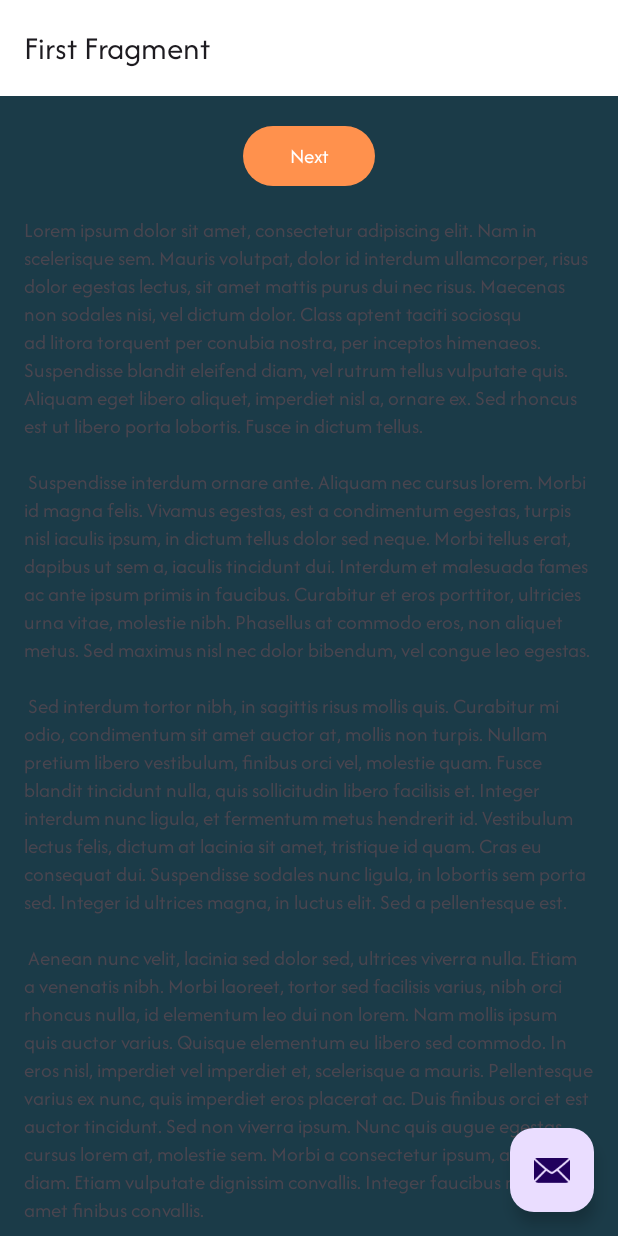
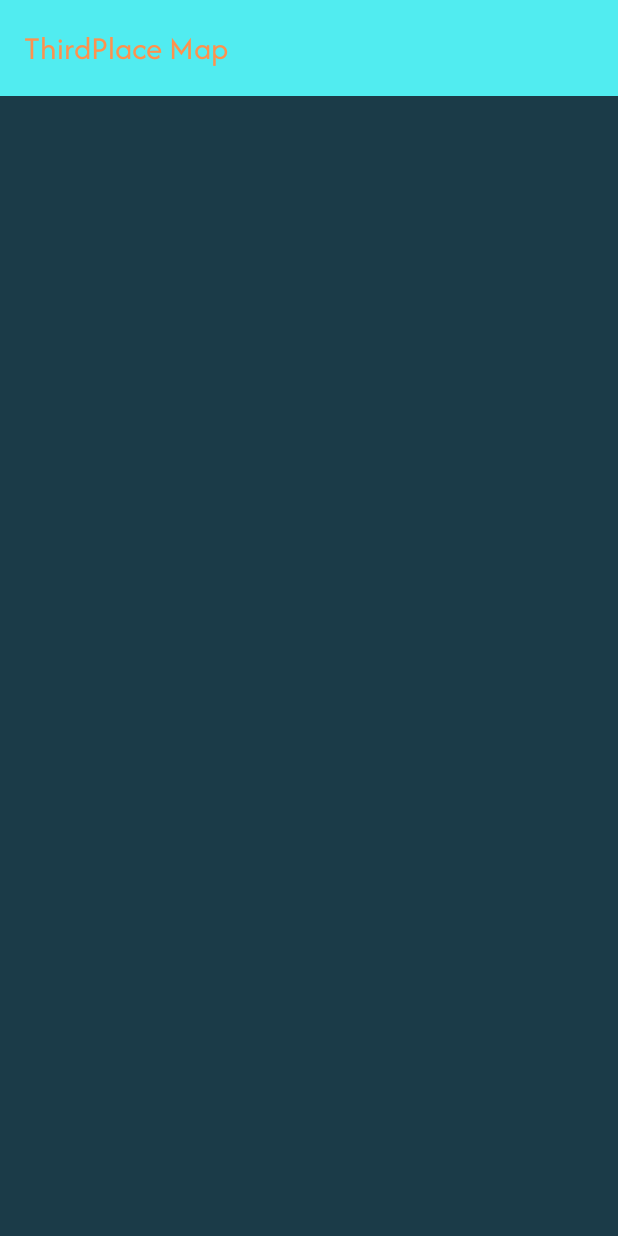
Before and after one commit to poraif/thirdplace, an Android app: the ThirdplaceMapsActivity screen opened directly, with no data from a screen before it, on a phone screen of 412 x 824 dp. Run offline under Robolectric (Android 15) with nearby library versions, the phone set to English and light mode, and no system bars.

Commit message:
code refactored to remove uneeeded map layouts

```diff
--- a/app/build.gradle.kts
+++ b/app/build.gradle.kts
@@ -51,8 +51,6 @@ dependencies {
     implementation(libs.picasso)
     implementation(libs.play.services.maps)
     implementation(libs.gson)
-    implementation(libs.androidx.navigation.fragment.ktx)
-    implementation(libs.androidx.navigation.ui.ktx)
     testImplementation(libs.junit)
     androidTestImplementation(libs.androidx.junit)
     androidTestImplementation(libs.androidx.espresso.core)
--- a/app/src/main/AndroidManifest.xml
+++ b/app/src/main/AndroidManifest.xml
@@ -20,6 +20,7 @@
         <activity
             android:name=".activities.ThirdplaceMapsActivity"
             android:exported="false"
+            android:label="@string/header_map"
             android:theme="@style/Theme.ThirdPlace" />
 
         <meta-data
--- a/app/src/main/java/ie/por/thirdplace/activities/FirstFragment.kt
+++ /dev/null
@@ -1,44 +0,0 @@
-package ie.por.thirdplace.activities
-
-import android.os.Bundle
-import androidx.fragment.app.Fragment
-import android.view.LayoutInflater
-import android.view.View
-import android.view.ViewGroup
-import androidx.navigation.fragment.findNavController
-import ie.por.thirdplace.databinding.FragmentFirstBinding
-
-/**
- * A simple [Fragment] subclass as the default destination in the navigation.
- */
-class FirstFragment : Fragment() {
-
-    private var _binding: FragmentFirstBinding? = null
-
-    // This property is only valid between onCreateView and
-    // onDestroyView.
-    private val binding get() = _binding!!
-
-    override fun onCreateView(
-        inflater: LayoutInflater, container: ViewGroup?,
-        savedInstanceState: Bundle?
-    ): View {
-
-        _binding = FragmentFirstBinding.inflate(inflater, container, false)
-        return binding.root
-
-    }
-
-    override fun onViewCreated(view: View, savedInstanceState: Bundle?) {
-        super.onViewCreated(view, savedInstanceState)
-
-        binding.buttonFirst.setOnClickListener {
-            findNavController().navigate(R.id.action_FirstFragment_to_SecondFragment)
-        }
-    }
-
-    override fun onDestroyView() {
-        super.onDestroyView()
-        _binding = null
-    }
-}
--- a/app/src/main/java/ie/por/thirdplace/activities/ThirdplaceMapsActivity.kt
+++ b/app/src/main/java/ie/por/thirdplace/activities/ThirdplaceMapsActivity.kt
@@ -1,18 +1,12 @@
 package ie.por.thirdplace.activities
 
 import android.os.Bundle
-import com.google.android.material.snackbar.Snackbar
 import androidx.appcompat.app.AppCompatActivity
-import androidx.navigation.findNavController
-import androidx.navigation.ui.AppBarConfiguration
-import androidx.navigation.ui.navigateUp
-import androidx.navigation.ui.setupActionBarWithNavController
 import ie.por.thirdplace.R
 import ie.por.thirdplace.databinding.ActivityThirdplaceMapsBinding
 
 class ThirdplaceMapsActivity : AppCompatActivity() {
 
-    private lateinit var appBarConfiguration: AppBarConfiguration
     private lateinit var binding: ActivityThirdplaceMapsBinding
 
     override fun onCreate(savedInstanceState: Bundle?) {
@@ -23,20 +17,5 @@ class ThirdplaceMapsActivity : AppCompatActivity() {
 
         setSupportActionBar(binding.toolbar)
 
-        val navController = findNavController(R.id.nav_host_fragment_content_thirdplace_maps)
-        appBarConfiguration = AppBarConfiguration(navController.graph)
-        setupActionBarWithNavController(navController, appBarConfiguration)
-
-        binding.fab.setOnClickListener { view ->
-            Snackbar.make(view, "Replace with your own action", Snackbar.LENGTH_LONG)
-                .setAction("Action", null)
-                .setAnchorView(R.id.fab).show()
-        }
-    }
-
-    override fun onSupportNavigateUp(): Boolean {
-        val navController = findNavController(R.id.nav_host_fragment_content_thirdplace_maps)
-        return navController.navigateUp(appBarConfiguration)
-                || super.onSupportNavigateUp()
     }
 }
--- a/app/src/main/res/layout/activity_thirdplace_maps.xml
+++ b/app/src/main/res/layout/activity_thirdplace_maps.xml
@@ -1,33 +1,41 @@
 <?xml version="1.0" encoding="utf-8"?>
-<androidx.coordinatorlayout.widget.CoordinatorLayout xmlns:android="http://schemas.android.com/apk/res/android"
+<androidx.constraintlayout.widget.ConstraintLayout
+    xmlns:android="http://schemas.android.com/apk/res/android"
     xmlns:app="http://schemas.android.com/apk/res-auto"
     xmlns:tools="http://schemas.android.com/tools"
+    android:id="@+id/coordinatorLayout"
     android:layout_width="match_parent"
     android:layout_height="match_parent"
-    android:fitsSystemWindows="true"
     tools:context=".activities.ThirdplaceMapsActivity">
 
     <com.google.android.material.appbar.AppBarLayout
-        android:layout_width="match_parent"
+        android:id="@+id/appBarLayout2"
+        android:layout_width="0dp"
         android:layout_height="wrap_content"
-        android:fitsSystemWindows="true">
+        android:background="@color/blue"
+        android:fitsSystemWindows="true"
+        app:elevation="0dip"
+        app:layout_constraintBottom_toTopOf="@+id/include"
+        app:layout_constraintEnd_toEndOf="parent"
+        app:layout_constraintStart_toStartOf="parent"
+        app:layout_constraintTop_toTopOf="parent"
+        app:theme="@style/ThemeOverlay.AppCompat.Dark.ActionBar">
 
-        <com.google.android.material.appbar.MaterialToolbar
+        <androidx.appcompat.widget.Toolbar
             android:id="@+id/toolbar"
             android:layout_width="match_parent"
-            android:layout_height="?attr/actionBarSize" />
-
+            android:layout_height="wrap_content"
+            app:titleTextColor="@color/orange" />
     </com.google.android.material.appbar.AppBarLayout>
 
-    <include layout="@layout/content_thirdplace_maps" />
+    <include
+        android:id="@+id/include"
+        layout="@layout/content_thirdplace_maps"
+        android:layout_width="0dp"
+        android:layout_height="0dp"
+        app:layout_constraintBottom_toBottomOf="parent"
+        app:layout_constraintEnd_toEndOf="parent"
+        app:layout_constraintStart_toStartOf="parent"
+        app:layout_constraintTop_toBottomOf="@+id/appBarLayout2" />
 
-    <com.google.android.material.floatingactionbutton.FloatingActionButton
-        android:id="@+id/fab"
-        android:layout_width="wrap_content"
-        android:layout_height="wrap_content"
-        android:layout_gravity="bottom|end"
-        android:layout_marginEnd="@dimen/fab_margin"
-        android:layout_marginBottom="16dp"
-        app:srcCompat="@android:drawable/ic_dialog_email" />
-
-</androidx.coordinatorlayout.widget.CoordinatorLayout>
+</androidx.constraintlayout.widget.ConstraintLayout>
--- a/app/src/main/res/layout/content_thirdplace_maps.xml
+++ b/app/src/main/res/layout/content_thirdplace_maps.xml
@@ -1,19 +1,10 @@
 <?xml version="1.0" encoding="utf-8"?>
-<androidx.constraintlayout.widget.ConstraintLayout xmlns:android="http://schemas.android.com/apk/res/android"
+<androidx.constraintlayout.widget.ConstraintLayout
+    xmlns:android="http://schemas.android.com/apk/res/android"
     xmlns:app="http://schemas.android.com/apk/res-auto"
     android:layout_width="match_parent"
     android:layout_height="match_parent"
     app:layout_behavior="@string/appbar_scrolling_view_behavior">
 
-    <fragment
-        android:id="@+id/nav_host_fragment_content_thirdplace_maps"
-        android:name="androidx.navigation.fragment.NavHostFragment"
-        android:layout_width="0dp"
-        android:layout_height="0dp"
-        app:defaultNavHost="true"
-        app:layout_constraintBottom_toBottomOf="parent"
-        app:layout_constraintEnd_toEndOf="parent"
-        app:layout_constraintStart_toStartOf="parent"
-        app:layout_constraintTop_toTopOf="parent"
-        app:navGraph="@navigation/nav_graph" />
+
 </androidx.constraintlayout.widget.ConstraintLayout>
--- a/app/src/main/res/layout/fragment_first.xml
+++ /dev/null
@@ -1,35 +0,0 @@
-<?xml version="1.0" encoding="utf-8"?>
-<androidx.core.widget.NestedScrollView xmlns:android="http://schemas.android.com/apk/res/android"
-    xmlns:app="http://schemas.android.com/apk/res-auto"
-    xmlns:tools="http://schemas.android.com/tools"
-    android:layout_width="match_parent"
-    android:layout_height="match_parent"
-    tools:context=".FirstFragment">
-
-    <androidx.constraintlayout.widget.ConstraintLayout
-        android:layout_width="match_parent"
-        android:layout_height="match_parent"
-        android:padding="16dp">
-
-        <Button
-            android:id="@+id/button_first"
-            android:layout_width="wrap_content"
-            android:layout_height="wrap_content"
-            android:text="@string/next"
-            app:layout_constraintBottom_toTopOf="@id/textview_first"
-            app:layout_constraintEnd_toEndOf="parent"
-            app:layout_constraintStart_toStartOf="parent"
-            app:layout_constraintTop_toTopOf="parent" />
-
-        <TextView
-            android:id="@+id/textview_first"
-            android:layout_width="wrap_content"
-            android:layout_height="wrap_content"
-            android:layout_marginTop="16dp"
-            android:text="@string/lorem_ipsum"
-            app:layout_constraintBottom_toBottomOf="parent"
-            app:layout_constraintEnd_toEndOf="parent"
-            app:layout_constraintStart_toStartOf="parent"
-            app:layout_constraintTop_toBottomOf="@id/button_first" />
-    </androidx.constraintlayout.widget.ConstraintLayout>
-</androidx.core.widget.NestedScrollView>
--- a/app/src/main/res/navigation/nav_graph.xml
+++ /dev/null
@@ -1,28 +0,0 @@
-<?xml version="1.0" encoding="utf-8"?>
-<navigation xmlns:android="http://schemas.android.com/apk/res/android"
-    xmlns:app="http://schemas.android.com/apk/res-auto"
-    xmlns:tools="http://schemas.android.com/tools"
-    android:id="@+id/nav_graph"
-    app:startDestination="@id/FirstFragment">
-
-    <fragment
-        android:id="@+id/FirstFragment"
-        android:name="ie.por.thirdplace.activities.FirstFragment"
-        android:label="@string/first_fragment_label"
-        tools:layout="@layout/fragment_first">
-
-        <action
-            android:id="@+id/action_FirstFragment_to_SecondFragment"
-            app:destination="@id/SecondFragment" />
-    </fragment>
-    <fragment
-        android:id="@+id/SecondFragment"
-        android:name="ie.por.thirdplace.activities.SecondFragment"
-        android:label="@string/second_fragment_label"
-        tools:layout="@layout/fragment_second">
-
-        <action
-            android:id="@+id/action_SecondFragment_to_FirstFragment"
-            app:destination="@id/FirstFragment" />
-    </fragment>
-</navigation>
--- a/app/src/main/res/values/strings.xml
+++ b/app/src/main/res/values/strings.xml
@@ -35,6 +35,7 @@
     <string name="header_login">Welcome back!</string>
     <string name="header_signup">Sign up to Third Place</string>
     <string name="header_map">ThirdPlace Map</string>
+    <string name="header_maps">All third places</string>
     <string name="header_profile">Profile</string>
     <string name="header_settings">Settings</string>
     <string name="header_about">About Third Place</string>
@@ -77,48 +78,12 @@
     <string name="error_emptyFields">Please fill in all fields</string>
     <string name="error_email">Please enter a valid email address</string>
     <string name="error_password">Password does not match</string>
-    <!-- Strings used for fragments for navigation -->
-    <string name="first_fragment_label">First Fragment</string>
-    <string name="second_fragment_label">Second Fragment</string>
+
+
     <string name="next">Next</string>
     <string name="previous">Previous</string>
 
-    <string name="lorem_ipsum">
-        Lorem ipsum dolor sit amet, consectetur adipiscing elit. Nam in scelerisque sem. Mauris
-        volutpat, dolor id interdum ullamcorper, risus dolor egestas lectus, sit amet mattis purus
-        dui nec risus. Maecenas non sodales nisi, vel dictum dolor. Class aptent taciti sociosqu ad
-        litora torquent per conubia nostra, per inceptos himenaeos. Suspendisse blandit eleifend
-        diam, vel rutrum tellus vulputate quis. Aliquam eget libero aliquet, imperdiet nisl a,
-        ornare ex. Sed rhoncus est ut libero porta lobortis. Fusce in dictum tellus.\n\n
-        Suspendisse interdum ornare ante. Aliquam nec cursus lorem. Morbi id magna felis. Vivamus
-        egestas, est a condimentum egestas, turpis nisl iaculis ipsum, in dictum tellus dolor sed
-        neque. Morbi tellus erat, dapibus ut sem a, iaculis tincidunt dui. Interdum et malesuada
-        fames ac ante ipsum primis in faucibus. Curabitur et eros porttitor, ultricies urna vitae,
-        molestie nibh. Phasellus at commodo eros, non aliquet metus. Sed maximus nisl nec dolor
-        bibendum, vel congue leo egestas.\n\n
-        Sed interdum tortor nibh, in sagittis risus mollis quis. Curabitur mi odio, condimentum sit
-        amet auctor at, mollis non turpis. Nullam pretium libero vestibulum, finibus orci vel,
-        molestie quam. Fusce blandit tincidunt nulla, quis sollicitudin libero facilisis et. Integer
-        interdum nunc ligula, et fermentum metus hendrerit id. Vestibulum lectus felis, dictum at
-        lacinia sit amet, tristique id quam. Cras eu consequat dui. Suspendisse sodales nunc ligula,
-        in lobortis sem porta sed. Integer id ultrices magna, in luctus elit. Sed a pellentesque
-        est.\n\n
-        Aenean nunc velit, lacinia sed dolor sed, ultrices viverra nulla. Etiam a venenatis nibh.
-        Morbi laoreet, tortor sed facilisis varius, nibh orci rhoncus nulla, id elementum leo dui
-        non lorem. Nam mollis ipsum quis auctor varius. Quisque elementum eu libero sed commodo. In
-        eros nisl, imperdiet vel imperdiet et, scelerisque a mauris. Pellentesque varius ex nunc,
-        quis imperdiet eros placerat ac. Duis finibus orci et est auctor tincidunt. Sed non viverra
-        ipsum. Nunc quis augue egestas, cursus lorem at, molestie sem. Morbi a consectetur ipsum, a
-        placerat diam. Etiam vulputate dignissim convallis. Integer faucibus mauris sit amet finibus
-        convallis.\n\n
-        Phasellus in aliquet mi. Pellentesque habitant morbi tristique senectus et netus et
-        malesuada fames ac turpis egestas. In volutpat arcu ut felis sagittis, in finibus massa
-        gravida. Pellentesque id tellus orci. Integer dictum, lorem sed efficitur ullamcorper,
-        libero justo consectetur ipsum, in mollis nisl ex sed nisl. Donec maximus ullamcorper
-        sodales. Praesent bibendum rhoncus tellus nec feugiat. In a ornare nulla. Donec rhoncus
-        libero vel nunc consequat, quis tincidunt nisl eleifend. Cras bibendum enim a justo luctus
-        vestibulum. Fusce dictum libero quis erat maximus, vitae volutpat diam dignissim.
-    </string>
+
 
 
     <!--&lt;!&ndash; Place Type radio button list &ndash;&gt;-->
--- a/gradle/libs.versions.toml
+++ b/gradle/libs.versions.toml
@@ -15,8 +15,6 @@ picasso = "2.71828"
 googleAndroidLibrariesMapsplatformSecretsGradlePlugin = "2.0.1"
 playServicesMaps = "18.1.0"
 gson = "2.10.1"
-navigationFragmentKtx = "2.6.0"
-navigationUiKtx = "2.6.0"
 
 [libraries]
 androidx-core-ktx = { group = "androidx.core", name = "core-ktx", version.ref = "coreKtx" }
@@ -31,8 +29,6 @@ timber = { module = "com.github.ajalt:timberkt", version.ref = "timber" }
 picasso = { module = "com.squareup.picasso:picasso", version.ref = "picasso" }
 play-services-maps = { group = "com.google.android.gms", name = "play-services-maps", version.ref = "playServicesMaps" }
 gson = { module = "com.google.code.gson:gson", version.ref = "gson" }
-androidx-navigation-fragment-ktx = { group = "androidx.navigation", name = "navigation-fragment-ktx", version.ref = "navigationFragmentKtx" }
-androidx-navigation-ui-ktx = { group = "androidx.navigation", name = "navigation-ui-ktx", version.ref = "navigationUiKtx" }
 
 [plugins]
 android-application = { id = "com.android.application", version.ref = "agp" }
```
Also changed, not shown: app/src/main/java/ie/por/thirdplace/activities/SecondFragment.kt (deleted, +0 -44 lines), app/src/main/java/ie/por/thirdplace/activities/ThirdPlaceListActivity.kt (+9 -1 lines), app/src/main/res/layout/fragment_second.xml (deleted, +0 -35 lines).
